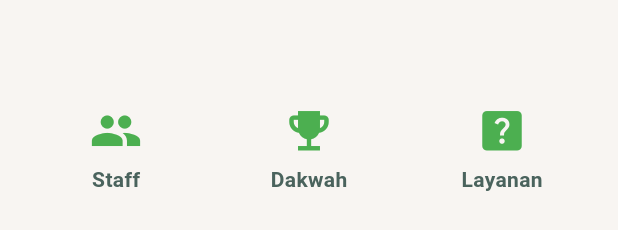
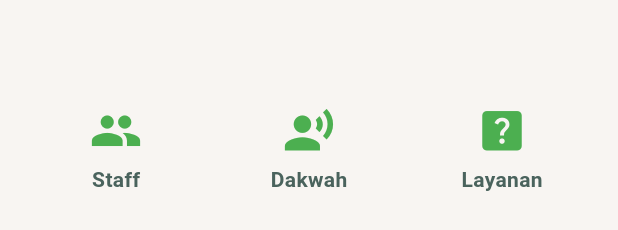
Before and after one commit to muhammadalifalhusain/PPATQ-RF_MobileAPK, a Flutter app: the MenuIkonWidget widget shown alone on an empty page, opened directly, on a phone screen of 412 x 824 dp. Shown: the part 170-400 px from the top of the screen. Run offline on Flutter 3.47's test engine with Material 3 defaults, Android fonts, the phone set to English and light mode, and no system bars; our stand-ins replace carousel_slider, flutter_html, font_awesome_flutter, google_fonts, image_picker, shared_preferences; accounts and stored records are empty.

Commit message:
feat : menu dakwah

```diff
--- a/frontend/lib/widgets/menu_widget.dart
+++ b/frontend/lib/widgets/menu_widget.dart
@@ -45,7 +45,7 @@ class MenuIkonWidget extends StatelessWidget {
                   MaterialPageRoute(builder: (_) => PegawaiDataScreen()),
                 );
               }),
-              _buildMenuIkon(Icons.emoji_events, 'Dakwah', () {
+              _buildMenuIkon(Icons.record_voice_over, 'Dakwah', () {
                 Navigator.push(
                   context,
                   MaterialPageRoute(builder: (_) => DakwahScreen()),
```
